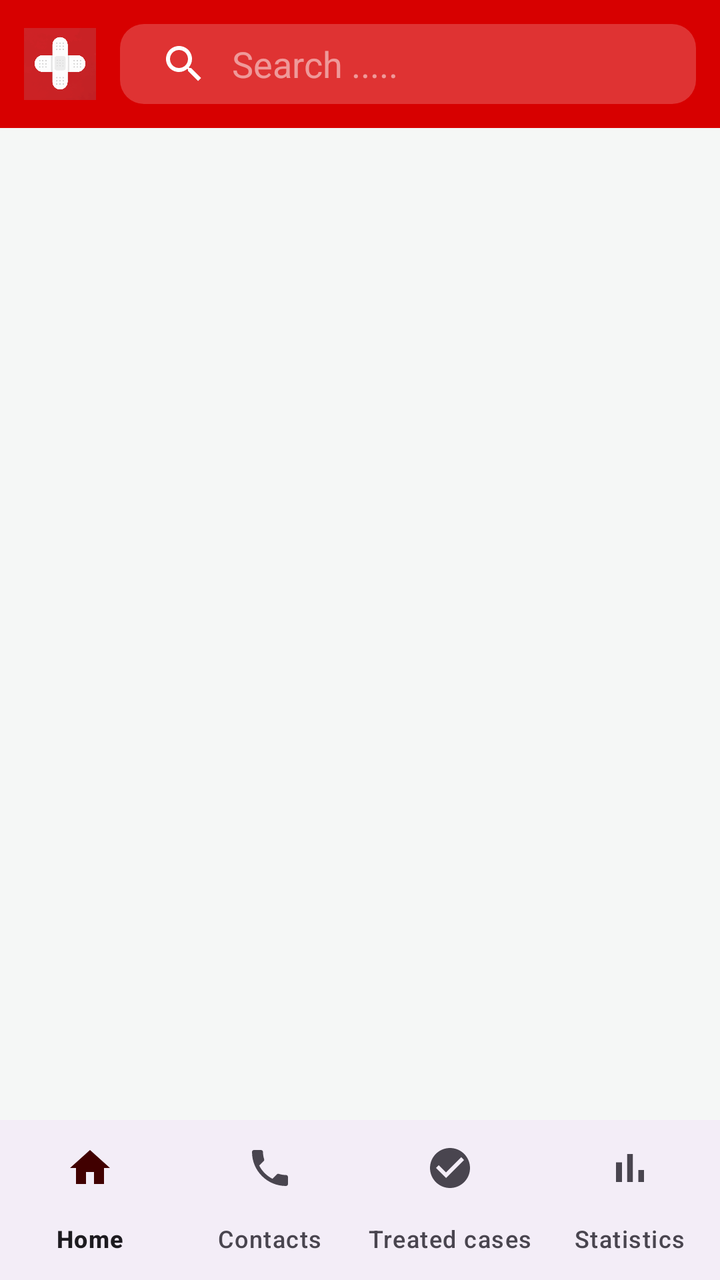
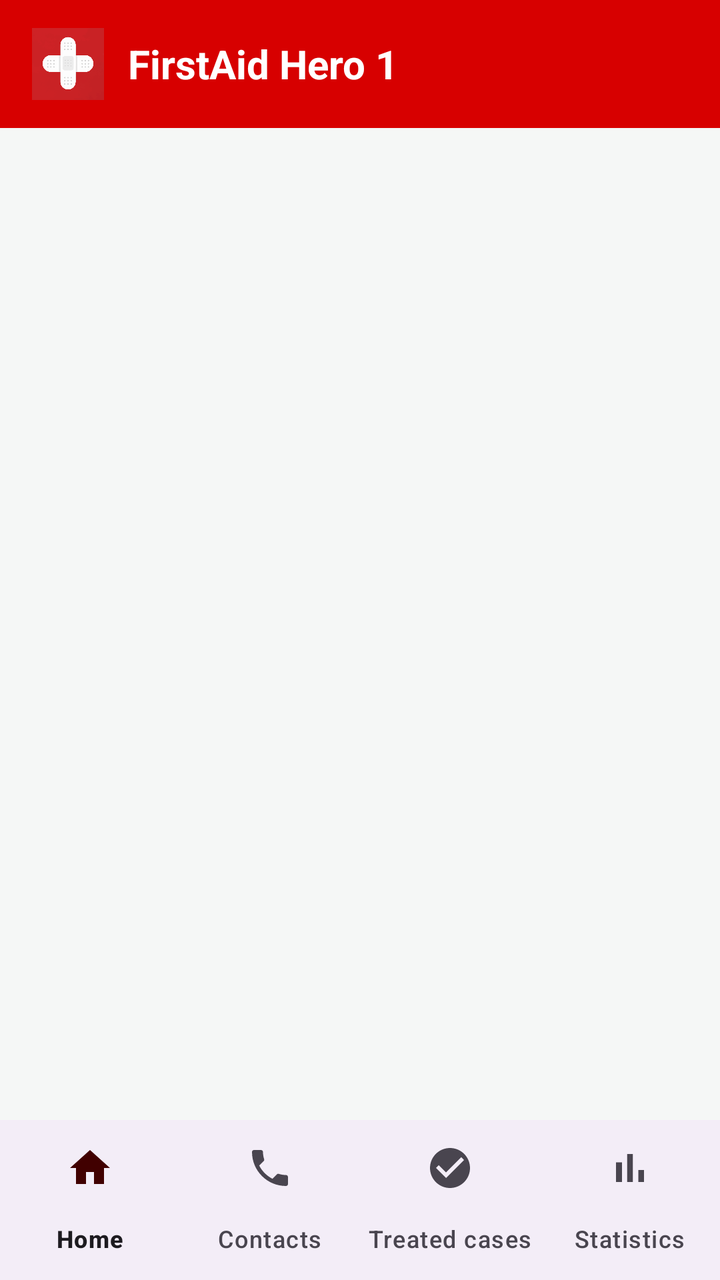

Compare the two renders of this Android layout. The source of the first and the diff that turns it into the second are given below.
<!-- AndroidManifest.xml: application theme Theme.FirstAidHero1 -->
<!-- res/layout/activity_main.xml -->
<?xml version="1.0" encoding="utf-8"?>
<androidx.constraintlayout.widget.ConstraintLayout
    xmlns:android="http://schemas.android.com/apk/res/android"
    xmlns:app="http://schemas.android.com/apk/res-auto"
    android:id="@+id/main"
    android:layout_width="match_parent"
    android:layout_height="match_parent"
    android:focusableInTouchMode="true">

    <com.google.android.material.appbar.AppBarLayout
        android:id="@+id/appBar"
        android:layout_width="0dp"
        android:layout_height="wrap_content"
        android:background="@color/app_bar"
        android:fitsSystemWindows="true"
        app:layout_constraintTop_toTopOf="parent"
        app:layout_constraintStart_toStartOf="parent"
        app:layout_constraintEnd_toEndOf="parent">

        <androidx.appcompat.widget.Toolbar
            android:id="@+id/toolbar"
            android:layout_width="match_parent"
            android:layout_height="?attr/actionBarSize"
            android:theme="@style/ThemeOverlay.AppCompat.Dark.ActionBar"
            app:contentInsetStart="0dp">

            <LinearLayout
                android:id="@+id/toolbarContent"
                android:layout_width="match_parent"
                android:layout_height="match_parent"
                android:orientation="horizontal"
                android:gravity="center_vertical"
                android:paddingStart="12dp"
                android:paddingEnd="12dp">

                <ImageView
                    android:id="@+id/logo"
                    android:layout_width="36dp"
                    android:layout_height="36dp"
                    android:layout_marginEnd="12dp"
                    android:src="@drawable/logo1"
                    android:contentDescription="@string/logo_desc" />

                <androidx.appcompat.widget.SearchView
                    android:id="@+id/searchView"
                    android:layout_width="0dp"
                    android:layout_height="40dp"
                    android:layout_weight="1"
                    android:background="@drawable/search_bg"
                    app:iconifiedByDefault="false"
                    app:queryHint="@string/search_hint" />

            </LinearLayout>
        </androidx.appcompat.widget.Toolbar>
    </com.google.android.material.appbar.AppBarLayout>

    <androidx.fragment.app.FragmentContainerView
        android:id="@+id/fragmentContainer"
        android:layout_width="0dp"
        android:layout_height="0dp"
        app:layout_constraintTop_toBottomOf="@id/appBar"
        app:layout_constraintBottom_toTopOf="@id/bottomNav"
        app:layout_constraintStart_toStartOf="parent"
        app:layout_constraintEnd_toEndOf="parent" />

    <com.google.android.material.bottomnavigation.BottomNavigationView
        android:id="@+id/bottomNav"
        android:layout_width="0dp"
        android:layout_height="wrap_content"
        app:menu="@menu/bottom_nav_menu"
        app:labelVisibilityMode="labeled"
        app:layout_constraintBottom_toBottomOf="parent"
        app:layout_constraintStart_toStartOf="parent"
        app:layout_constraintEnd_toEndOf="parent" />

</androidx.constraintlayout.widget.ConstraintLayout>
<!-- resources referenced by this layout -->
<resources>
  <color name="app_bar">#D70000</color>
  <!-- drawable logo1: png bitmap (drawable, 42593 bytes) -->
  <!-- drawable search_bg (drawable) -->
  <?xml version="1.0" encoding="utf-8"?>
  <shape xmlns:android="http://schemas.android.com/apk/res/android"
      android:shape="rectangle">
      <solid android:color="#33FFFFFF" />
      <corners android:radius="12dp" />
  </shape>
  <string name="logo_desc">App logo</string>
  <string name="search_hint">Search .....</string>
  <style name="Theme.FirstAidHero1" parent="Base.Theme.FirstAidHero1" />
  <style name="Base.Theme.FirstAidHero1" parent="Theme.Material3.DayNight.NoActionBar">
          <item name="colorPrimary">@color/primary</item>
          <item name="colorOnPrimary">@color/white</item>
          <item name="colorSecondary">@color/accent</item>
          <item name="android:colorBackground">@color/background</item>
          <item name="colorSecondaryContainer">#FFDAD4</item>
          <item name="colorOnSecondaryContainer">#410000</item>
      </style>
  <color name="primary">#D70000</color>
  <color name="white">#FFFFFF</color>
  <color name="accent">#490000</color>
  <color name="background">#F5F7F6</color>
</resources>

<!-- the commit's change to res/layout/activity_main.xml (unified diff, before → after) -->
@@ -25,31 +25,29 @@
             app:contentInsetStart="0dp">
 
             <LinearLayout
-                android:id="@+id/toolbarContent"
                 android:layout_width="match_parent"
                 android:layout_height="match_parent"
+                android:gravity="center_vertical"
                 android:orientation="horizontal"
-                android:gravity="center_vertical"
-                android:paddingStart="12dp"
-                android:paddingEnd="12dp">
+                android:paddingStart="16dp"
+                android:paddingEnd="16dp">
 
                 <ImageView
                     android:id="@+id/logo"
                     android:layout_width="36dp"
                     android:layout_height="36dp"
                     android:layout_marginEnd="12dp"
-                    android:src="@drawable/logo1"
-                    android:contentDescription="@string/logo_desc" />
+                    android:contentDescription="@string/logo_desc"
+                    android:src="@drawable/logo1" />
 
-                <androidx.appcompat.widget.SearchView
-                    android:id="@+id/searchView"
-                    android:layout_width="0dp"
-                    android:layout_height="40dp"
-                    android:layout_weight="1"
-                    android:background="@drawable/search_bg"
-                    app:iconifiedByDefault="false"
-                    app:queryHint="@string/search_hint" />
-
+                <TextView
+                    android:id="@+id/toolbarTitle"
+                    android:layout_width="wrap_content"
+                    android:layout_height="wrap_content"
+                    android:text="@string/app_name"
+                    android:textColor="@color/white"
+                    android:textSize="20sp"
+                    android:textStyle="bold" />
             </LinearLayout>
         </androidx.appcompat.widget.Toolbar>
     </com.google.android.material.appbar.AppBarLayout>
<!-- resource entries referenced after the edit -->
@@ -2,15 +2,8 @@
 <resources>
   <color name="app_bar">#D70000</color>
   <!-- drawable logo1: png bitmap (drawable, 42593 bytes) -->
-  <!-- drawable search_bg (drawable) -->
-  <?xml version="1.0" encoding="utf-8"?>
-  <shape xmlns:android="http://schemas.android.com/apk/res/android"
-      android:shape="rectangle">
-      <solid android:color="#33FFFFFF" />
-      <corners android:radius="12dp" />
-  </shape>
+  <string name="app_name">FirstAid Hero 1</string>
   <string name="logo_desc">App logo</string>
-  <string name="search_hint">Search .....</string>
   <style name="Theme.FirstAidHero1" parent="Base.Theme.FirstAidHero1" />
   <style name="Base.Theme.FirstAidHero1" parent="Theme.Material3.DayNight.NoActionBar">
           <item name="colorPrimary">@color/primary</item>
